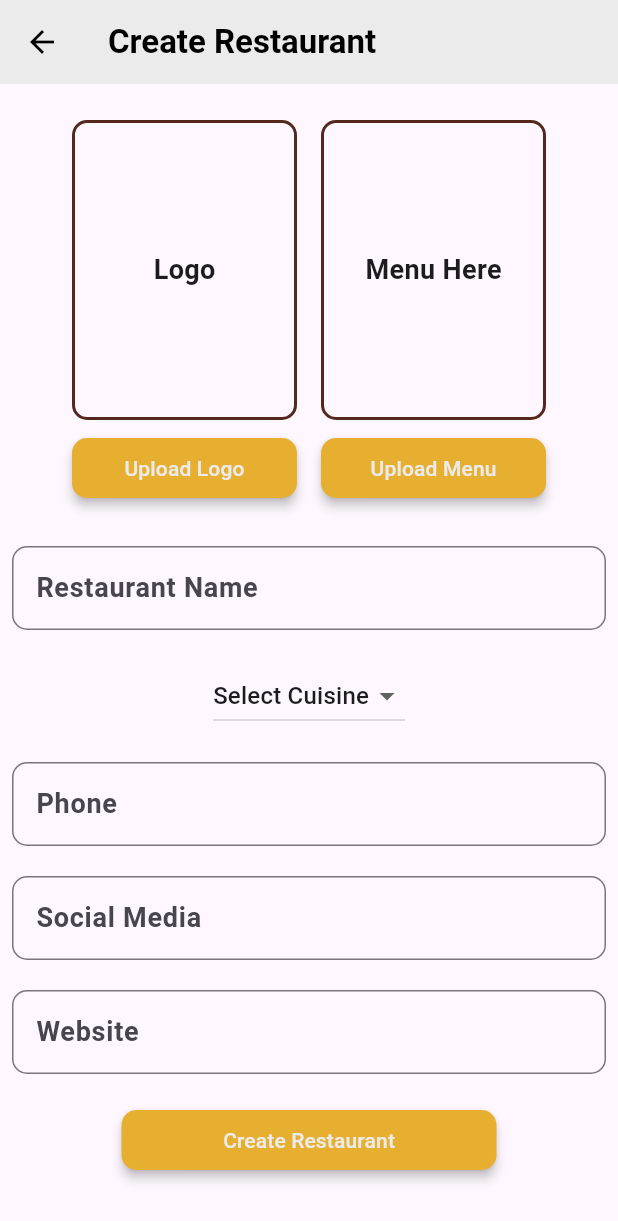
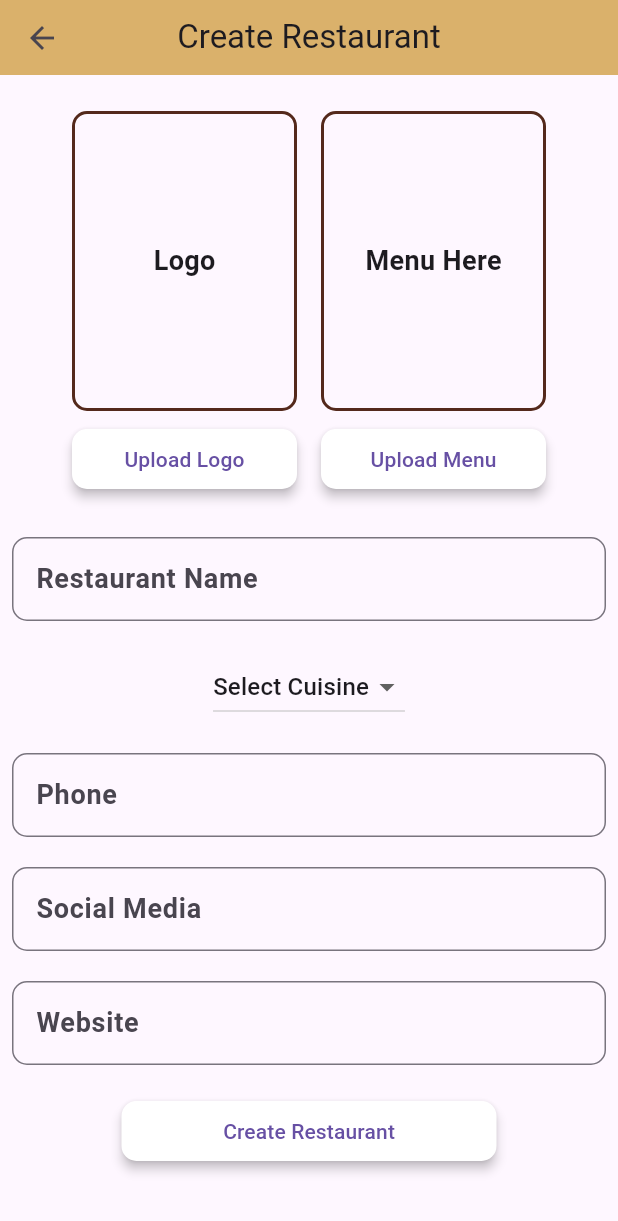
Before and after one commit to YoussefAmrousy/Restaurant-Reservation-System-Final, a Flutter app: the RestaurtantsListScreen screen opened by its route, after a tap on the "add" icon, on a phone screen of 412 x 824 dp. Shown: the top 1221 px of the screen. Run offline on Flutter 3.47's test engine with Material 3 defaults, Android fonts, the light colour scheme and no system bars; our stand-ins replace cloud_firestore, firebase_auth, firebase_core, firebase_storage, flip_card, flutter_rating_bar and 6 more; missing offline and left inert: flutterflow_ui; accounts and stored records are empty; network calls fail.

Commit message:
Admin changes

```diff
--- a/lib/Admin/Screens/admin_restaurant_list/admin_restaurants_list.dart
+++ b/lib/Admin/Screens/admin_restaurant_list/admin_restaurants_list.dart
@@ -2,10 +2,12 @@
 
 import 'package:cloud_firestore/cloud_firestore.dart';
 import 'package:flutter/material.dart';
+import 'package:flutterflow_ui/flutterflow_ui.dart';
 import 'package:reservy/Admin/Screens/admin_restaurant_list/restaurant_item_widget.dart';
 import 'package:reservy/Admin/Screens/restaurant_creation.dart';
 import 'package:reservy/Services/auth_service.dart';
 import 'package:reservy/Services/restaurant_service.dart';
+
 class RestaurtantsListScreen extends StatefulWidget {
   const RestaurtantsListScreen({super.key});
 
@@ -48,17 +50,23 @@ class _RestaurtantsListState extends State<RestaurtantsListScreen> {
   Widget build(BuildContext context) {
     AuthService authService = AuthService();
     return Scaffold(
-      appBar: AppBar(
-        backgroundColor: Color.fromRGBO(236, 235, 235, 1),
+      appBar: PreferredSize(
+        preferredSize: Size.fromHeight(50),
+        child: AppBar(
+          backgroundColor: Color(0xC1E7AF2F),
           title: Text(
             'Restaurants',
-          style: TextStyle(
-            color: Colors.black,
+            style: FlutterFlowTheme.of(context).displaySmall.override(
+                  fontFamily: 'Poppins',
+                  color: FlutterFlowTheme.of(context).secondaryText,
+                  fontSize: 20,
                   fontWeight: FontWeight.bold,
-            fontSize: 25,
                 ),
           ),
-        iconTheme: IconThemeData(color: Colors.black),
+          centerTitle: true,
+          iconTheme: IconThemeData(
+            color: FlutterFlowTheme.of(context).secondaryText,
+          ),
           leading: IconButton(
               icon: Icon(Icons.logout),
               onPressed: () async {
@@ -82,6 +90,8 @@ class _RestaurtantsListState extends State<RestaurtantsListScreen> {
             ),
           ],
           automaticallyImplyLeading: false,
+          elevation: 12,
+        ),
       ),
       body: Column(
         children: <Widget>[
@@ -111,8 +121,7 @@ class _RestaurtantsListState extends State<RestaurtantsListScreen> {
                     shrinkWrap: true,
                     itemCount: restaurantService.restaurants.length,
                     itemBuilder: (context, index) {
-                      final restaurant =
-                          restaurantService.restaurants[index];
+                      final restaurant = restaurantService.restaurants[index];
                       return RestaurantItem(
                         restaurant: restaurant,
                       );
--- a/lib/Admin/Screens/admin_restaurant_list/restaurant_item_widget.dart
+++ b/lib/Admin/Screens/admin_restaurant_list/restaurant_item_widget.dart
@@ -24,7 +24,6 @@ class _RestaurantItemState extends State<RestaurantItem> {
   FirebaseStorageService firebaseStorageService = FirebaseStorageService();
   String? logoPath;
   Restaurant? deletedRestaurant;
-  Util util = Util();
 
   Future<void> initializeData() async {
     await restaurantService.getAllRestaurants();
@@ -133,7 +132,7 @@ class _RestaurantItemState extends State<RestaurantItem> {
                         ),
                         SizedBox(height: 8),
                         Text(
-                          util.capitalize(widget.restaurant.cuisine ?? ''),
+                          Util.capitalize(widget.restaurant.cuisine ?? ''),
                           style: TextStyle(
                             color: Colors.grey,
                           ),
--- a/lib/Admin/Screens/restaurant_creation.dart
+++ b/lib/Admin/Screens/restaurant_creation.dart
@@ -2,6 +2,7 @@
 
 import 'dart:io';
 import 'package:flutter/material.dart';
+import 'package:flutterflow_ui/flutterflow_ui.dart';
 import 'package:image_picker/image_picker.dart';
 import 'package:reservy/Admin/Screens/admin_restaurant_list/admin_restaurants_list.dart';
 import 'package:reservy/Enums/cuisine_enum.dart';
@@ -48,6 +49,9 @@ class _RestaurantCreationScreenState extends State<RestaurantCreationScreen> {
       restaurantNameController.text = widget.restaurant!.name!;
       selectedCuisine = Cuisine.values
           .firstWhere((element) => element.value == widget.restaurant!.cuisine);
+      phoneController.text = widget.restaurant!.phone!;
+      socialMediaController.text = widget.restaurant!.socialMedia!;
+      websiteController.text = widget.restaurant!.website!;
     }
   }
 
@@ -96,7 +100,7 @@ class _RestaurantCreationScreenState extends State<RestaurantCreationScreen> {
           ),
           actions: <Widget>[
             TextButton(
-              child: const Text('OK'),
+              child: Text('OK'),
               onPressed: () {
                 Navigator.of(context).pop();
                 Navigator.push(
@@ -130,7 +134,7 @@ class _RestaurantCreationScreenState extends State<RestaurantCreationScreen> {
     Future<void> submitRestaurant() async {
       if (phoneController.text.contains(RegExp(r'[a-zA-Z]'))) {
         ScaffoldMessenger.of(context).showSnackBar(
-          const SnackBar(
+          SnackBar(
             content: Text('Phone number must be digits only'),
           ),
         );
@@ -138,7 +142,7 @@ class _RestaurantCreationScreenState extends State<RestaurantCreationScreen> {
       }
       if (phoneController.text.length != 11) {
         ScaffoldMessenger.of(context).showSnackBar(
-          const SnackBar(
+          SnackBar(
             content: Text('Phone number must be 11 digits'),
           ),
         );
@@ -150,8 +154,7 @@ class _RestaurantCreationScreenState extends State<RestaurantCreationScreen> {
           phone: phoneController.text,
           socialMedia: socialMediaController.text,
           website: websiteController.text,
-        rating: 0
-      );
+          rating: 0);
 
       if (widget.restaurant != null) {
         restaurant.logoPath = widget.restaurant!.logoPath;
@@ -160,7 +163,7 @@ class _RestaurantCreationScreenState extends State<RestaurantCreationScreen> {
             await restaurantService.updateRestaurant(restaurant);
         if (restaurantUpdated == false) {
           ScaffoldMessenger.of(context).showSnackBar(
-            const SnackBar(
+            SnackBar(
               content: Text('Error updating restaurant'),
             ),
           );
@@ -175,7 +178,7 @@ class _RestaurantCreationScreenState extends State<RestaurantCreationScreen> {
 
       if (restaurantCreation == false) {
         ScaffoldMessenger.of(context).showSnackBar(
-          const SnackBar(
+          SnackBar(
             content: Text('Restaurant already exists'),
           ),
         );
@@ -188,18 +191,27 @@ class _RestaurantCreationScreenState extends State<RestaurantCreationScreen> {
 
     return Scaffold(
       resizeToAvoidBottomInset: true,
-      appBar: AppBar(
+      appBar: PreferredSize(
+        preferredSize: Size.fromHeight(50),
+        child: AppBar(
           automaticallyImplyLeading: true,
-        iconTheme: IconThemeData(color: Colors.black),
-        backgroundColor: Color.fromRGBO(236, 235, 235, 1),
+          iconTheme: IconThemeData(
+            color: FlutterFlowTheme.of(context).secondaryText,
+          ),
+          backgroundColor: Color(0xC1E7AF2F),
           title: Text(
             widget.restaurant != null
                 ? 'Edit ${widget.restaurant!.name}'
                 : 'Create Restaurant',
-          style: TextStyle(
-            color: Colors.black,
+            style: FlutterFlowTheme.of(context).displaySmall.override(
+                  fontFamily: 'Poppins',
+                  color: FlutterFlowTheme.of(context).secondaryText,
+                  fontSize: 20,
                   fontWeight: FontWeight.bold,
                 ),
+          ),
+          centerTitle: true,
+          elevation: 12,
         ),
       ),
       body: Column(
@@ -207,7 +219,7 @@ class _RestaurantCreationScreenState extends State<RestaurantCreationScreen> {
           Expanded(
             child: SingleChildScrollView(
               child: Padding(
-                padding: const EdgeInsets.all(8.0),
+                padding: EdgeInsets.all(8.0),
                 child: Center(
                   child: Form(
                     key: formKey,
@@ -216,14 +228,14 @@ class _RestaurantCreationScreenState extends State<RestaurantCreationScreen> {
                       children: [
                         if (showError) FormErrorWidget(),
                         Container(
-                          margin: const EdgeInsets.all(8),
+                          margin: EdgeInsets.all(8),
                           child: Row(
                             mainAxisAlignment: MainAxisAlignment.center,
                             children: <Widget>[
                               Column(
                                 children: [
                                   Container(
-                                    margin: const EdgeInsets.all(8),
+                                    margin: EdgeInsets.all(8),
                                     decoration: BoxDecoration(
                                       border: Border.all(
                                         color: Color.fromARGB(231, 66, 20, 4),
@@ -268,17 +280,21 @@ class _RestaurantCreationScreenState extends State<RestaurantCreationScreen> {
                                         });
                                       },
                                       style: ElevatedButton.styleFrom(
-                                        backgroundColor: Color(0xFFE7AF2F),
+                                        backgroundColor: Colors.white,
                                         elevation: 3.0,
                                         shape: RoundedRectangleBorder(
                                           borderRadius:
                                               BorderRadius.circular(10.0),
                                         ),
                                       ),
-                                      child: const Text(
+                                      child: Text(
                                         'Upload Logo',
-                                        style: TextStyle(
-                                          color: Color(0xFFECEBEB),
+                                        style: FlutterFlowTheme.of(context)
+                                            .bodyMedium
+                                            .override(
+                                              fontFamily: 'Poppins',
+                                              color: Color(0xC1E7AF2F),
+                                              fontWeight: FontWeight.bold,
                                             ),
                                       ),
                                     ),
@@ -289,7 +305,7 @@ class _RestaurantCreationScreenState extends State<RestaurantCreationScreen> {
                               Column(
                                 children: [
                                   Container(
-                                    margin: const EdgeInsets.all(8),
+                                    margin: EdgeInsets.all(8),
                                     decoration: BoxDecoration(
                                       border: Border.all(
                                         color: Color.fromARGB(231, 66, 20, 4),
@@ -334,17 +350,21 @@ class _RestaurantCreationScreenState extends State<RestaurantCreationScreen> {
                                         });
                                       },
                                       style: ElevatedButton.styleFrom(
-                                        backgroundColor: Color(0xFFE7AF2F),
+                                        backgroundColor: Colors.white,
                                         elevation: 3.0,
                                         shape: RoundedRectangleBorder(
                                           borderRadius:
                                               BorderRadius.circular(10.0),
                                         ),
                                       ),
-                                      child: const Text(
+                                      child: Text(
                                         'Upload Menu',
-                                        style: TextStyle(
-                                          color: Color(0xFFECEBEB),
+                                        style: FlutterFlowTheme.of(context)
+                                            .bodyMedium
+                                            .override(
+                                              fontFamily: 'Poppins',
+                                              color: Color(0xC1E7AF2F),
+                                              fontWeight: FontWeight.bold,
                                             ),
                                       ),
                                     ),
@@ -354,7 +374,7 @@ class _RestaurantCreationScreenState extends State<RestaurantCreationScreen> {
                             ],
                           ),
                         ),
-                        const SizedBox(height: 20),
+                        SizedBox(height: 20),
                         TextField(
                           controller: restaurantNameController,
                           decoration: InputDecoration(
@@ -368,7 +388,7 @@ class _RestaurantCreationScreenState extends State<RestaurantCreationScreen> {
                             ),
                           ),
                         ),
-                        const SizedBox(height: 20),
+                        SizedBox(height: 20),
                         DropdownButton<Cuisine>(
                           value: selectedCuisine,
                           onChanged: (Cuisine? newValue) {
@@ -385,7 +405,7 @@ class _RestaurantCreationScreenState extends State<RestaurantCreationScreen> {
                             );
                           }).toList(),
                         ),
-                        const SizedBox(height: 20),
+                        SizedBox(height: 20),
                         TextField(
                           controller: phoneController,
                           decoration: InputDecoration(
@@ -399,7 +419,7 @@ class _RestaurantCreationScreenState extends State<RestaurantCreationScreen> {
                             ),
                           ),
                         ),
-                        const SizedBox(height: 20),
+                        SizedBox(height: 20),
                         TextField(
                           controller: socialMediaController,
                           decoration: InputDecoration(
@@ -413,7 +433,7 @@ class _RestaurantCreationScreenState extends State<RestaurantCreationScreen> {
                             ),
                           ),
                         ),
-                        const SizedBox(height: 20),
+                        SizedBox(height: 20),
                         TextField(
                           controller: websiteController,
                           decoration: InputDecoration(
@@ -432,7 +452,7 @@ class _RestaurantCreationScreenState extends State<RestaurantCreationScreen> {
                           width: 250,
                           child: ElevatedButton(
                             style: ElevatedButton.styleFrom(
-                              backgroundColor: Color(0xFFE7AF2F),
+                              backgroundColor: Colors.white,
                               elevation: 3.0,
                               shape: RoundedRectangleBorder(
                                 borderRadius: BorderRadius.circular(10.0),
@@ -453,8 +473,12 @@ class _RestaurantCreationScreenState extends State<RestaurantCreationScreen> {
                               widget.restaurant != null
                                   ? 'Update Restaurant'
                                   : 'Create Restaurant',
-                              style: TextStyle(
-                                color: Color(0xFFECEBEB),
+                              style: FlutterFlowTheme.of(context)
+                                  .bodyMedium
+                                  .override(
+                                    fontFamily: 'Poppins',
+                                    color: Color(0xC1E7AF2F),
+                                    fontWeight: FontWeight.bold,
                                   ),
                             ),
                           ),
--- a/lib/Models/branch.dart
+++ b/lib/Models/branch.dart
@@ -1,7 +1,6 @@
 import 'package:cloud_firestore/cloud_firestore.dart';
 
 class Branch {
-  final String? name;
   final String restaurantName;
   final String area;
   final String city;
@@ -12,7 +11,6 @@ class Branch {
   final String? cuisine;
 
   Branch({
-    this.name,
     required this.restaurantName,
     required this.area,
     required this.city,
@@ -25,7 +23,6 @@ class Branch {
 
   factory Branch.fromMap(Map<String, dynamic> map) {
     return Branch(
-      name: map['name'] ?? '',
       area: map['area'] ?? '',
       city: map['city'] ?? '',
       phone: map['phone'] ?? '',
@@ -40,7 +37,6 @@ class Branch {
   factory Branch.fromSnapshot(QueryDocumentSnapshot<Object?> doc) {
     Map<String, dynamic> data = doc.data() as Map<String, dynamic>;
     return Branch(
-      name: data['name'],
       area: data['area'],
       city: data['city'],
       phone: data['phone'],
@@ -54,7 +50,6 @@ class Branch {
 
   Map<String, dynamic> toJson() {
     return {
-      'name': name,
       'area': area,
       'city': city,
       'phone': phone,
--- a/lib/Utils/util.dart
+++ b/lib/Utils/util.dart
@@ -1,5 +1,5 @@
 class Util {
-  String capitalize(String input) {
+  static String capitalize(String input) {
     if (input.isEmpty) {
       return input;
     }
```
Also changed, not shown: lib/Admin/Screens/admin_branches_list/branch_dialog_details.dart (+4 -10 lines), lib/Admin/Screens/admin_branches_list/branch_item_widget.dart (+5 -2 lines), lib/Admin/Screens/admin_branches_list/branches_list.dart (+14 -6 lines), lib/Admin/Screens/admin_restaurant_details.dart (+27 -7 lines), lib/Admin/Screens/branch_creation.dart (+26 -31 lines). Lines whose indentation alone changed are shown as unchanged.
